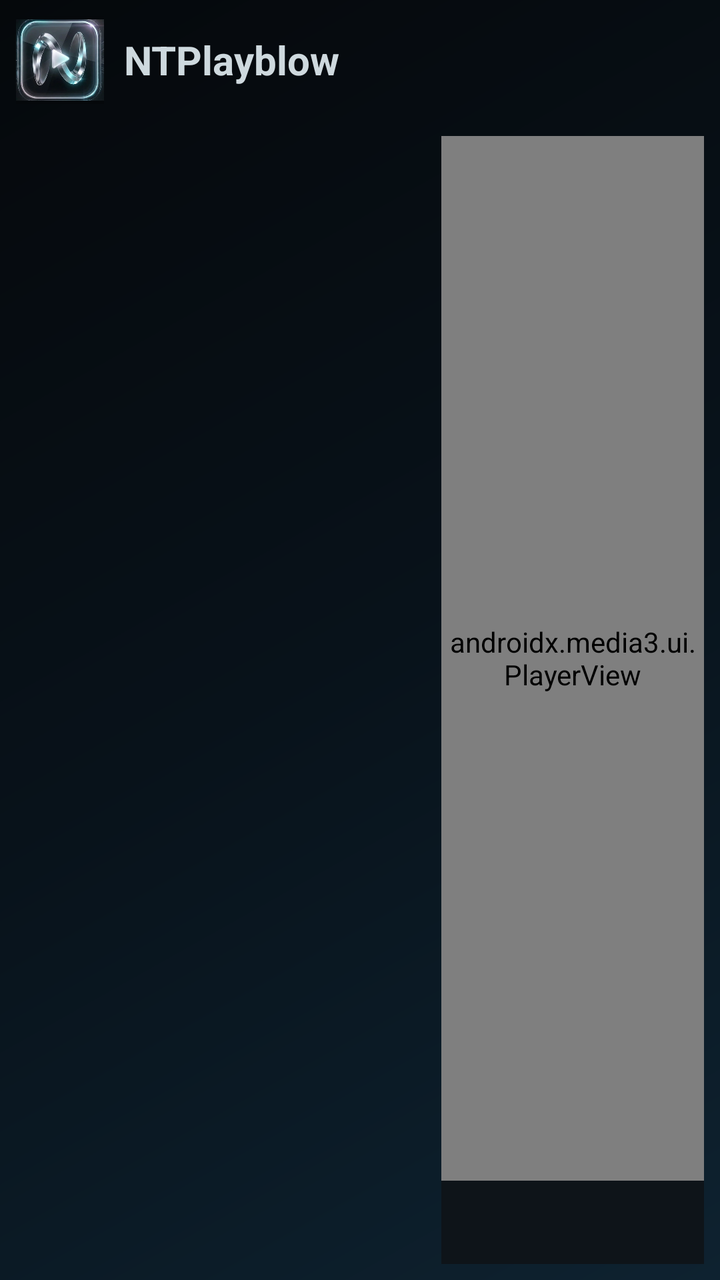
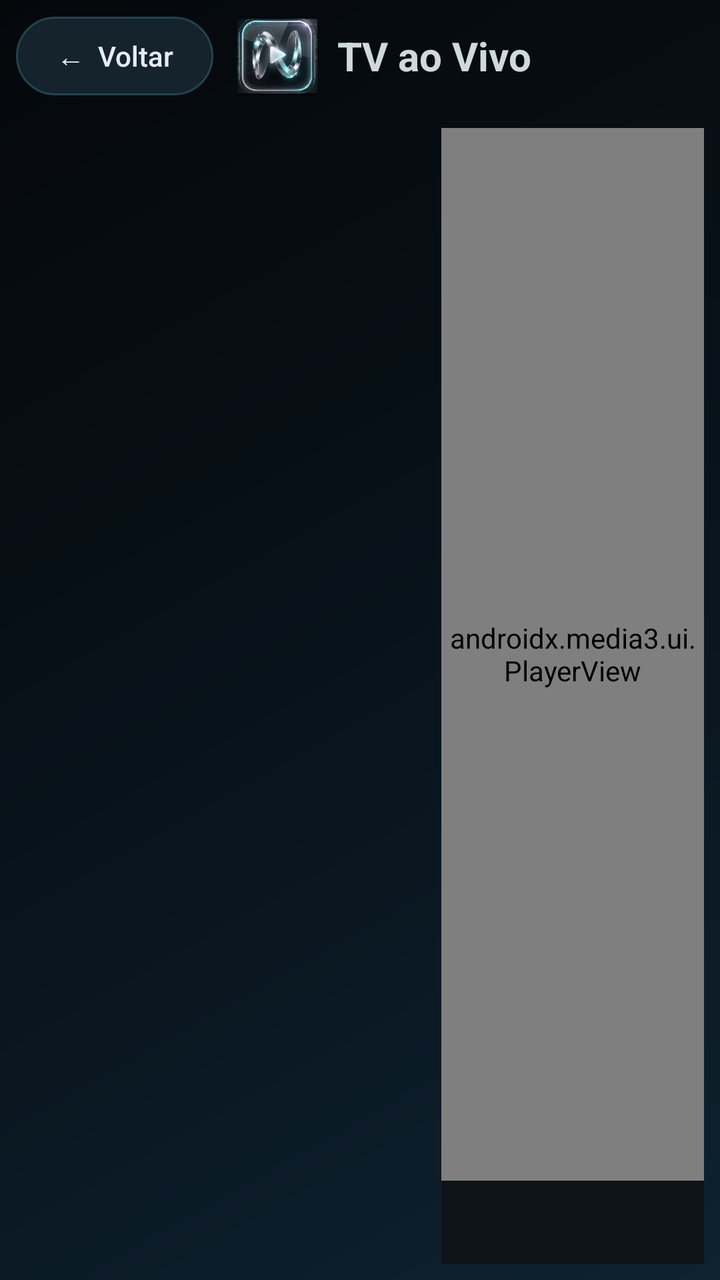

Two renders of the same Android screen: before a commit and after it. Below are the layout's source before the change and the commit's diff.
<!-- AndroidManifest.xml: application theme Theme.NTPlayblow -->
<!-- res/layout/activity_main.xml -->
<?xml version="1.0" encoding="utf-8"?>
<LinearLayout xmlns:android="http://schemas.android.com/apk/res/android"
    xmlns:app="http://schemas.android.com/apk/res-auto"
    android:layout_width="match_parent" android:layout_height="match_parent"
    android:orientation="vertical" android:background="@drawable/bg_app">

    <LinearLayout
        android:id="@+id/bar"
        android:layout_width="match_parent" android:layout_height="wrap_content"
        android:orientation="horizontal" android:padding="8dp" android:gravity="center_vertical">
        <ImageView android:layout_width="44dp" android:layout_height="44dp"
            android:src="@drawable/logo_icon" android:contentDescription="@string/app_name"/>
        <TextView android:layout_width="wrap_content" android:layout_height="wrap_content"
            android:text="@string/app_name" android:textColor="#CED9DE" android:textSize="20sp"
            android:textStyle="bold" android:paddingStart="10dp" android:paddingEnd="16dp"/>
        <EditText
            android:id="@+id/url"
            android:visibility="gone"
            android:layout_width="0dp" android:layout_height="wrap_content" android:layout_weight="1"
            android:hint="@string/hint_url" android:inputType="textUri" android:imeOptions="actionGo"
            android:singleLine="true" android:textColor="#E6EDF2" android:textColorHint="#7F8E99"/>
        <View android:layout_width="0dp" android:layout_height="1dp" android:layout_weight="1"/>
        <Button android:id="@+id/play" android:visibility="gone" android:layout_width="wrap_content" android:layout_height="wrap_content"
            android:text="@string/play"/>
        <Button android:id="@+id/open" android:visibility="gone" android:layout_width="wrap_content" android:layout_height="wrap_content"
            android:text="@string/open_file"/>
        <Button android:id="@+id/list" android:visibility="gone" android:layout_width="wrap_content" android:layout_height="wrap_content"
            android:text="@string/load_list"/>
    </LinearLayout>

    <LinearLayout
        android:layout_width="match_parent" android:layout_height="0dp" android:layout_weight="1"
        android:orientation="horizontal" android:padding="8dp">
        <ListView
            android:id="@+id/categories"
            android:layout_width="0dp" android:layout_height="match_parent" android:layout_weight="2"
            android:divider="@android:color/transparent" android:dividerHeight="6dp"
            android:choiceMode="singleChoice"/>
        <ListView
            android:id="@+id/channels"
            android:layout_width="0dp" android:layout_height="match_parent" android:layout_weight="4"
            android:layout_marginStart="8dp"
            android:divider="@android:color/transparent" android:dividerHeight="6dp"
            android:choiceMode="singleChoice"/>
        <LinearLayout
            android:id="@+id/right"
            android:layout_width="0dp" android:layout_height="match_parent" android:layout_weight="4"
            android:layout_marginStart="8dp" android:orientation="vertical">
            <androidx.media3.ui.PlayerView
                android:id="@+id/player"
                android:layout_width="match_parent" android:layout_height="0dp" android:layout_weight="1"
                android:background="#000000"
                app:controller_layout_id="@layout/player_controls"
                app:show_buffering="when_playing"/>
            <TextView
                android:id="@+id/now"
                android:layout_width="match_parent" android:layout_height="wrap_content"
                android:padding="10dp" android:textColor="#E6EDF2" android:textSize="16sp"
                android:textStyle="bold" android:singleLine="true" android:ellipsize="end"
                android:background="#0E1419"/>
        </LinearLayout>
    </LinearLayout>
</LinearLayout>
<!-- res/layout/player_controls.xml (included above) -->
<?xml version="1.0" encoding="utf-8"?>
<LinearLayout xmlns:android="http://schemas.android.com/apk/res/android"
    xmlns:app="http://schemas.android.com/apk/res-auto"
    android:layout_width="match_parent" android:layout_height="match_parent"
    android:orientation="vertical" android:gravity="bottom" android:padding="10dp">

    <LinearLayout
        android:layout_width="match_parent" android:layout_height="wrap_content"
        android:orientation="vertical" android:background="@drawable/bg_tile" android:padding="12dp">

        <LinearLayout
            android:layout_width="match_parent" android:layout_height="wrap_content"
            android:orientation="horizontal" android:gravity="center_vertical">
            <TextView android:id="@+id/ctl_title"
                android:layout_width="0dp" android:layout_height="wrap_content" android:layout_weight="1"
                android:textColor="#E6EDF2" android:textSize="17sp" android:textStyle="bold"
                android:singleLine="true" android:ellipsize="end"/>
            <TextView android:id="@+id/ctl_live"
                android:layout_width="wrap_content" android:layout_height="wrap_content"
                android:text="● AO VIVO" android:textColor="#FFFFFF" android:textSize="12sp" android:textStyle="bold"
                android:background="#E53935" android:paddingStart="8dp" android:paddingEnd="8dp"
                android:paddingTop="2dp" android:paddingBottom="2dp" android:visibility="gone"/>
            <TextClock
                android:layout_width="wrap_content" android:layout_height="wrap_content"
                android:format24Hour="HH:mm" android:format12Hour="HH:mm"
                android:textColor="#E6EDF2" android:textSize="17sp" android:paddingStart="12dp"/>
        </LinearLayout>

        <LinearLayout
            android:id="@+id/ctl_seekrow"
            android:layout_width="match_parent" android:layout_height="wrap_content"
            android:orientation="horizontal" android:gravity="center_vertical">
            <TextView android:id="@id/exo_position" android:layout_width="wrap_content" android:layout_height="wrap_content"
                android:textColor="#CED9DE" android:textSize="12sp"/>
            <androidx.media3.ui.DefaultTimeBar
                android:id="@id/exo_progress"
                android:layout_width="0dp" android:layout_height="24dp" android:layout_weight="1"
                android:layout_marginStart="8dp" android:layout_marginEnd="8dp"
                app:played_color="#4DD0E1" app:scrubber_color="#4DD0E1"
                app:buffered_color="#66CED9DE" app:unplayed_color="#33FFFFFF"/>
            <TextView android:id="@id/exo_duration" android:layout_width="wrap_content" android:layout_height="wrap_content"
                android:textColor="#CED9DE" android:textSize="12sp"/>
        </LinearLayout>

        <LinearLayout
            android:layout_width="match_parent" android:layout_height="wrap_content"
            android:orientation="horizontal" android:gravity="center_vertical">
            <TextView android:id="@+id/ctl_resize"
                android:layout_width="wrap_content" android:layout_height="wrap_content"
                android:textColor="#E6EDF2" android:textSize="13sp" android:padding="10dp"
                android:background="@drawable/bg_item" android:clickable="true" android:focusable="true"/>
            <LinearLayout
                android:layout_width="0dp" android:layout_height="wrap_content" android:layout_weight="1"
                android:orientation="horizontal" android:gravity="center">
                <ImageButton android:id="@id/exo_prev" android:layout_width="44dp" android:layout_height="44dp"
                    android:src="@android:drawable/ic_media_previous" android:background="@drawable/bg_item"
                    android:contentDescription="Anterior"/>
                <ImageButton android:id="@id/exo_rew" android:layout_width="44dp" android:layout_height="44dp"
                    android:layout_marginStart="8dp" android:src="@android:drawable/ic_media_rew"
                    android:background="@drawable/bg_item" android:contentDescription="Voltar 10 segundos"/>
                <ImageButton android:id="@id/exo_play_pause" android:layout_width="56dp" android:layout_height="56dp"
                    android:layout_marginStart="8dp" android:layout_marginEnd="8dp"
                    android:background="@drawable/bg_item" android:contentDescription="Reproduzir ou pausar"/>
                <ImageButton android:id="@id/exo_ffwd" android:layout_width="44dp" android:layout_height="44dp"
                    android:src="@android:drawable/ic_media_ff" android:background="@drawable/bg_item"
                    android:contentDescription="Avançar 10 segundos"/>
                <ImageButton android:id="@id/exo_next" android:layout_width="44dp" android:layout_height="44dp"
                    android:layout_marginStart="8dp" android:src="@android:drawable/ic_media_next"
                    android:background="@drawable/bg_item" android:contentDescription="Próximo"/>
            </LinearLayout>
            <TextView android:id="@+id/ctl_count"
                android:layout_width="wrap_content" android:layout_height="wrap_content"
                android:textColor="#4DD0E1" android:textSize="14sp" android:textStyle="bold"
                android:padding="8dp" android:visibility="gone"/>
            <TextView android:id="@+id/ctl_full"
                android:layout_width="wrap_content" android:layout_height="wrap_content"
                android:text="⛶ Tela cheia" android:textColor="#E6EDF2" android:textSize="13sp" android:padding="10dp"
                android:background="@drawable/bg_item" android:clickable="true" android:focusable="true"/>
        </LinearLayout>
    </LinearLayout>
</LinearLayout>
<!-- resources referenced by this layout -->
<resources>
  <!-- drawable bg_app (drawable) -->
  <?xml version="1.0" encoding="utf-8"?>
  <shape xmlns:android="http://schemas.android.com/apk/res/android" android:shape="rectangle">
      <gradient android:angle="315" android:startColor="#05080B" android:centerColor="#08121A" android:endColor="#0E2230"/>
  </shape>
  <string name="app_name">NTPlayblow</string>
  <string name="hint_url">Cole o link do vídeo (http/https)</string>
  <string name="load_list">Carregar lista</string>
  <string name="open_file">Abrir arquivo</string>
  <string name="play">Reproduzir</string>
  <style name="Theme.NTPlayblow" parent="android:Theme.Material.NoActionBar">
          <item name="android:windowBackground">@drawable/bg_app</item>
          <item name="android:statusBarColor">#05080B</item>
          <item name="android:navigationBarColor">#05080B</item>
          <item name="android:textColor">#CED9DE</item>
          <item name="android:colorAccent">#4DD0E1</item>
          <item name="android:colorControlActivated">#4DD0E1</item>
          <item name="android:buttonStyle">@style/Btn</item>
          <item name="android:editTextStyle">@style/Field</item>
      </style>
  <style name="Btn" parent="android:Widget.Material.Button">
          <item name="android:background">@drawable/bg_pill</item>
          <item name="android:textColor">#E6EDF2</item>
          <item name="android:textAllCaps">false</item>
          <item name="android:textSize">14sp</item>
          <item name="android:minHeight">0dp</item>
          <item name="android:minWidth">0dp</item>
          <item name="android:paddingStart">20dp</item>
          <item name="android:paddingEnd">20dp</item>
          <item name="android:paddingTop">10dp</item>
          <item name="android:paddingBottom">10dp</item>
          <item name="android:stateListAnimator">@null</item>
      </style>
  <style name="Field" parent="android:Widget.Material.EditText">
          <item name="android:background">@drawable/bg_input</item>
          <item name="android:padding">12dp</item>
          <item name="android:textColor">#E6EDF2</item>
          <item name="android:textColorHint">#7F8E99</item>
      </style>
  <!-- drawable bg_pill (drawable) -->
  <?xml version="1.0" encoding="utf-8"?>
  <selector xmlns:android="http://schemas.android.com/apk/res/android">
      <item android:state_focused="true">
          <shape android:shape="rectangle">
              <solid android:color="#12313A"/>
              <stroke android:width="3dp" android:color="#4DD0E1"/>
              <corners android:radius="26dp"/>
          </shape>
      </item>
      <item android:state_pressed="true">
          <shape android:shape="rectangle">
              <solid android:color="#1D4B58"/>
              <corners android:radius="26dp"/>
          </shape>
      </item>
      <item>
          <shape android:shape="rectangle">
              <solid android:color="#14232C"/>
              <stroke android:width="1dp" android:color="#24424F"/>
              <corners android:radius="26dp"/>
          </shape>
      </item>
  </selector>
  <!-- drawable bg_input (drawable) -->
  <?xml version="1.0" encoding="utf-8"?>
  <selector xmlns:android="http://schemas.android.com/apk/res/android">
      <item android:state_focused="true">
          <shape android:shape="rectangle">
              <solid android:color="#0E1A22"/>
              <stroke android:width="2dp" android:color="#4DD0E1"/>
              <corners android:radius="14dp"/>
          </shape>
      </item>
      <item>
          <shape android:shape="rectangle">
              <solid android:color="#0E1A22"/>
              <stroke android:width="1dp" android:color="#24424F"/>
              <corners android:radius="14dp"/>
          </shape>
      </item>
  </selector>
  <!-- unchanged entries left out for length: 3 -->
</resources>

<!-- the commit's change to res/layout/activity_main.xml (unified diff, before → after) -->
@@ -8,24 +8,13 @@
         android:id="@+id/bar"
         android:layout_width="match_parent" android:layout_height="wrap_content"
         android:orientation="horizontal" android:padding="8dp" android:gravity="center_vertical">
-        <ImageView android:layout_width="44dp" android:layout_height="44dp"
-            android:src="@drawable/logo_icon" android:contentDescription="@string/app_name"/>
+        <Button android:id="@+id/back" android:layout_width="wrap_content" android:layout_height="wrap_content"
+            android:text="←  Voltar"/>
+        <ImageView android:layout_width="40dp" android:layout_height="40dp" android:layout_marginStart="12dp"
+            android:src="@drawable/logo_icon" android:contentDescription="NTPlayblow"/>
         <TextView android:layout_width="wrap_content" android:layout_height="wrap_content"
-            android:text="@string/app_name" android:textColor="#CED9DE" android:textSize="20sp"
-            android:textStyle="bold" android:paddingStart="10dp" android:paddingEnd="16dp"/>
-        <EditText
-            android:id="@+id/url"
-            android:visibility="gone"
-            android:layout_width="0dp" android:layout_height="wrap_content" android:layout_weight="1"
-            android:hint="@string/hint_url" android:inputType="textUri" android:imeOptions="actionGo"
-            android:singleLine="true" android:textColor="#E6EDF2" android:textColorHint="#7F8E99"/>
-        <View android:layout_width="0dp" android:layout_height="1dp" android:layout_weight="1"/>
-        <Button android:id="@+id/play" android:visibility="gone" android:layout_width="wrap_content" android:layout_height="wrap_content"
-            android:text="@string/play"/>
-        <Button android:id="@+id/open" android:visibility="gone" android:layout_width="wrap_content" android:layout_height="wrap_content"
-            android:text="@string/open_file"/>
-        <Button android:id="@+id/list" android:visibility="gone" android:layout_width="wrap_content" android:layout_height="wrap_content"
-            android:text="@string/load_list"/>
+            android:text="TV ao Vivo" android:textColor="#CED9DE" android:textSize="20sp"
+            android:textStyle="bold" android:paddingStart="10dp"/>
     </LinearLayout>
 
     <LinearLayout
@@ -35,12 +24,14 @@
             android:id="@+id/categories"
             android:layout_width="0dp" android:layout_height="match_parent" android:layout_weight="2"
             android:divider="@android:color/transparent" android:dividerHeight="6dp"
+            android:listSelector="@drawable/sel_focus" android:drawSelectorOnTop="true"
             android:choiceMode="singleChoice"/>
         <ListView
             android:id="@+id/channels"
             android:layout_width="0dp" android:layout_height="match_parent" android:layout_weight="4"
             android:layout_marginStart="8dp"
             android:divider="@android:color/transparent" android:dividerHeight="6dp"
+            android:listSelector="@drawable/sel_focus" android:drawSelectorOnTop="true"
             android:choiceMode="singleChoice"/>
         <LinearLayout
             android:id="@+id/right"
<!-- resource entries referenced after the edit -->
@@ -5,11 +5,13 @@
   <shape xmlns:android="http://schemas.android.com/apk/res/android" android:shape="rectangle">
       <gradient android:angle="315" android:startColor="#05080B" android:centerColor="#08121A" android:endColor="#0E2230"/>
   </shape>
-  <string name="app_name">NTPlayblow</string>
-  <string name="hint_url">Cole o link do vídeo (http/https)</string>
-  <string name="load_list">Carregar lista</string>
-  <string name="open_file">Abrir arquivo</string>
-  <string name="play">Reproduzir</string>
+  <!-- drawable sel_focus (drawable) -->
+  <?xml version="1.0" encoding="utf-8"?>
+  <shape xmlns:android="http://schemas.android.com/apk/res/android" android:shape="rectangle">
+      <solid android:color="#00000000"/>
+      <stroke android:width="3dp" android:color="#CED9DE"/>
+      <corners android:radius="12dp"/>
+  </shape>
   <style name="Theme.NTPlayblow" parent="android:Theme.Material.NoActionBar">
           <item name="android:windowBackground">@drawable/bg_app</item>
           <item name="android:statusBarColor">#05080B</item>
